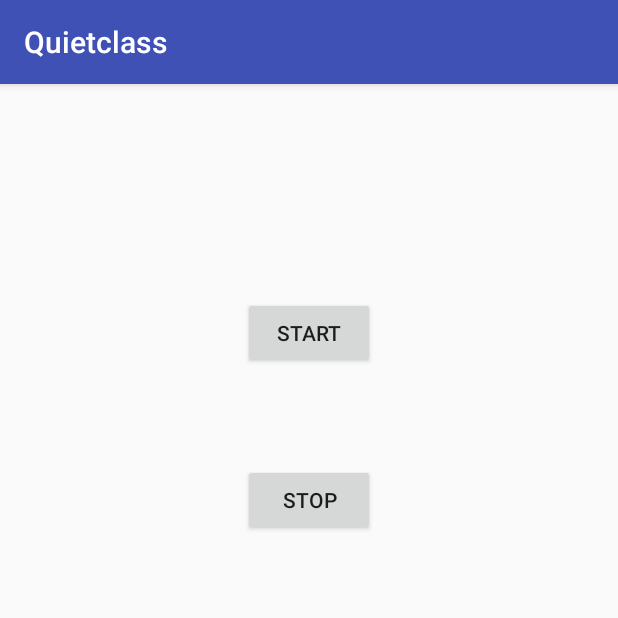
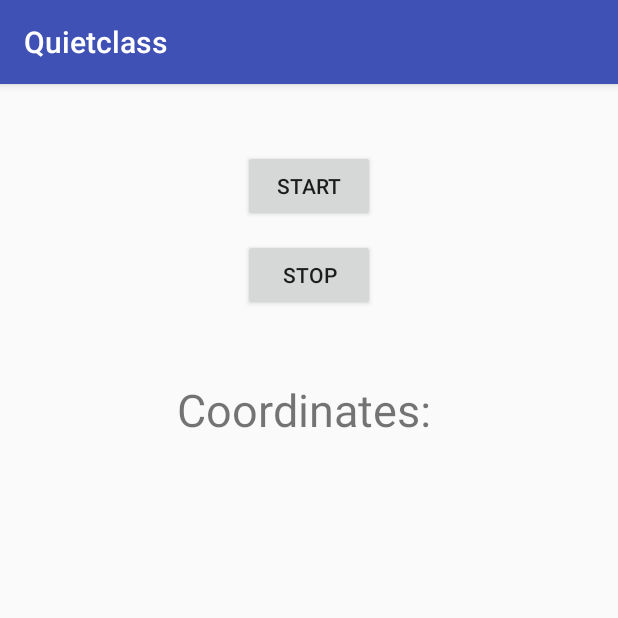
Before and after one commit to shreyansh3010/Quietclass, an Android app: the screen it shows after launch (MainActivity), after a tap on "START", on a phone screen of 412 x 824 dp, the top half of it. Run offline under Robolectric (Android 15) with nearby library versions, the phone set to English and light mode, and no system bars.

```diff
--- a/app/src/main/AndroidManifest.xml
+++ b/app/src/main/AndroidManifest.xml
@@ -2,6 +2,9 @@
 <manifest xmlns:android="http://schemas.android.com/apk/res/android"
     package="com.shreyanshvit.quietclass">
     <uses-permission android:name="android.permission.VIBRATE"/>
+    <uses-permission android:name="android.permission.ACCESS_COARSE_LOCATION" />
+    <uses-permission android:name="android.permission.ACCESS_FINE_LOCATION" />
+    <uses-permission android:name="android.permission.INTERNET" />
     <application
         android:allowBackup="true"
         android:icon="@mipmap/ic_launcher"
--- a/app/src/main/java/com/shreyanshvit/quietclass/MainActivity.java
+++ b/app/src/main/java/com/shreyanshvit/quietclass/MainActivity.java
@@ -1,17 +1,32 @@
 package com.shreyanshvit.quietclass;
 
+import android.Manifest;
 import android.content.Context;
+import android.content.Intent;
+import android.content.pm.PackageManager;
+import android.location.Location;
+import android.location.LocationListener;
+import android.location.LocationManager;
 import android.media.AudioManager;
+import android.os.Build;
 import android.os.Vibrator;
+import android.provider.Settings;
+import android.support.annotation.NonNull;
+import android.support.v4.app.ActivityCompat;
 import android.support.v7.app.AppCompatActivity;
 import android.os.Bundle;
 import android.view.View;
 import android.widget.Button;
+import android.widget.TextView;
 
 public class MainActivity extends AppCompatActivity {
 
     Button mStart, mStop;
     Vibrator vibrator;
+
+    private TextView textView;
+    private LocationManager locationManager;
+    private LocationListener listener;
 
     @Override
     protected void onCreate(Bundle savedInstanceState) {
@@ -26,7 +41,7 @@ public class MainActivity extends AppCompatActivity {
             @Override
             public void onClick(View v) {
 
-                audioManager.setRingerMode(AudioManager.RINGER_MODE_SILENT);
+                audioManager.setRingerMode(AudioManager.RINGER_MODE_VIBRATE);
 
             }
         });
@@ -39,5 +54,70 @@ public class MainActivity extends AppCompatActivity {
 
             }
         });
+        textView = (TextView) findViewById(R.id.textView);
+
+
+        locationManager = (LocationManager) getSystemService(LOCATION_SERVICE);
+        listener = new LocationListener() {
+            @Override
+            public void onLocationChanged(Location location) {
+                textView.append("\n " + location.getLongitude() + " " + location.getLatitude());
+                if(location.getLongitude()>=79.158797 && location.getLongitude()<= 79.1587890 && location.getLatitude()<=12.973837 && location.getLatitude()>=12.9734119) {
+                    audioManager.setRingerMode(AudioManager.RINGER_MODE_VIBRATE);
+                }
+                else{
+                    audioManager.setRingerMode(AudioManager.RINGER_MODE_NORMAL);
+
+                }
+            }
+
+            @Override
+            public void onStatusChanged(String s, int i, Bundle bundle) {
+
+            }
+
+            @Override
+            public void onProviderEnabled(String s) {
+
+            }
+
+            @Override
+            public void onProviderDisabled(String s) {
+
+                Intent i = new Intent(Settings.ACTION_LOCATION_SOURCE_SETTINGS);
+                startActivity(i);
+            }
+        };
+
+        configure_button();
+    }
+
+    @Override
+    public void onRequestPermissionsResult(int requestCode, @NonNull String[] permissions,
+                                           @NonNull int[] grantResults) {
+        switch (requestCode) {
+            case 10:
+                configure_button();
+                break;
+            default:
+                break;
+        }
+    }
+
+    void configure_button() {
+        // first check for permissions
+        if (ActivityCompat.checkSelfPermission(this, Manifest.permission.ACCESS_FINE_LOCATION) !=
+                PackageManager.PERMISSION_GRANTED && ActivityCompat.checkSelfPermission(this,
+                Manifest.permission.ACCESS_COARSE_LOCATION) != PackageManager.PERMISSION_GRANTED) {
+            if (Build.VERSION.SDK_INT >= Build.VERSION_CODES.M) {
+                requestPermissions(new String[]{Manifest.permission.ACCESS_COARSE_LOCATION,
+                                Manifest.permission.ACCESS_FINE_LOCATION, Manifest.permission.INTERNET}
+                        , 10);
+            }
+            return;
+        }
+        locationManager.requestLocationUpdates("gps", 2000, 0, listener);
+        // this code won'textView execute IF permissions are not allowed, because in the line above there is return statement.
+
     }
 }
--- a/app/src/main/res/layout/activity_main.xml
+++ b/app/src/main/res/layout/activity_main.xml
@@ -10,17 +10,38 @@
         android:id="@+id/start"
         android:layout_width="wrap_content"
         android:layout_height="wrap_content"
+        android:layout_marginTop="44dp"
+        android:text="Start"
         android:layout_alignParentTop="true"
-        android:layout_centerHorizontal="true"
-        android:layout_marginTop="142dp"
-        android:text="Start" />
+        android:layout_centerHorizontal="true" />
 
     <Button
         android:id="@+id/stop"
         android:layout_width="wrap_content"
         android:layout_height="wrap_content"
-        android:layout_alignStart="@+id/start"
+        android:layout_marginTop="11dp"
+        android:text="Stop"
         android:layout_below="@+id/start"
-        android:layout_marginTop="63dp"
-        android:text="Stop" />
+        android:layout_alignStart="@+id/start" />
+    <ScrollView
+        android:layout_width="match_parent"
+        android:layout_height="wrap_content"
+        android:layout_below="@+id/stop"
+        android:layout_alignParentStart="true"
+        android:layout_marginTop="45dp">
+
+        <TextView
+            android:id="@+id/textView"
+            android:layout_width="match_parent"
+            android:layout_height="wrap_content"
+            android:layout_alignParentLeft="true"
+            android:layout_alignParentStart="true"
+            android:layout_below="@+id/button"
+            android:gravity="center"
+            android:text="Coordinates: "
+            android:textSize="30sp" />
+    </ScrollView>
+
+
+
 </RelativeLayout>
```
